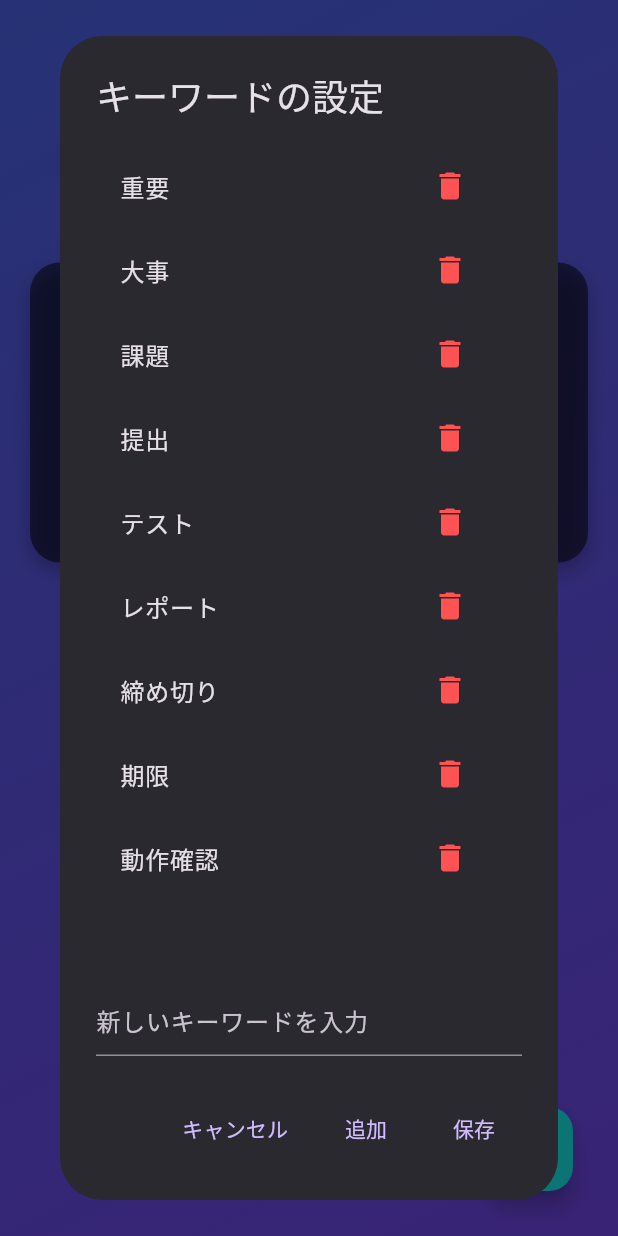
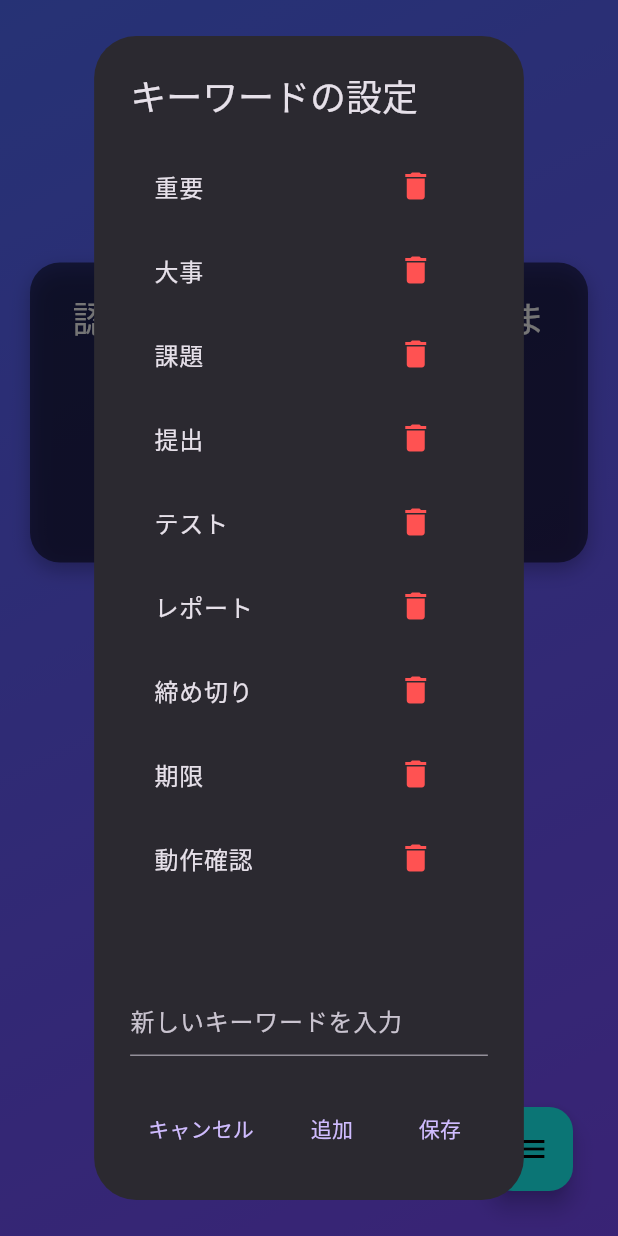
Before and after one commit to jphacks/hs_2404, a Flutter app: the screen it shows after launch, after a tap on "キーワードを設定", on a phone screen of 412 x 824 dp. Run offline on Flutter 3.47's test engine with Material 3 defaults, Android fonts, the light colour scheme and no system bars; our stand-ins replace flutter_dotenv; network calls fail.

Commit message:
横幅を調整

```diff
--- a/front_end/lib/main.dart
+++ b/front_end/lib/main.dart
@@ -81,7 +81,7 @@ class _RecognizePageState extends State<RecognizePage> {
             return AlertDialog(
               title: Text('キーワードの設定'),
               content: Container(
-                width: double.maxFinite,
+                width: MediaQuery.of(context).size.width * 0.5,
                 child: Column(
                   mainAxisSize: MainAxisSize.min,
                   children: [
```
